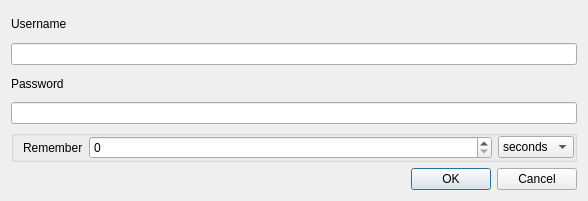
Above: src/nekobox/ui/security/confirm_password.ui from qr243vbi/nekobox before the change. Below: the same form after it.
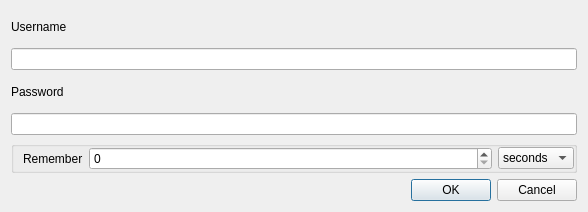
That is the form after the change.

The edit to the form file:
```diff
--- a/src/nekobox/ui/security/confirm_password.ui
+++ b/src/nekobox/ui/security/confirm_password.ui
@@ -7,7 +7,7 @@
     <x>0</x>
     <y>0</y>
     <width>588</width>
-    <height>201</height>
+    <height>212</height>
    </rect>
   </property>
   <property name="windowTitle">
@@ -87,6 +87,9 @@
           <verstretch>0</verstretch>
          </sizepolicy>
         </property>
+        <property name="maximum">
+         <number>999999</number>
+        </property>
        </widget>
       </item>
       <item>
```
Left out of the diff: 4 changed lines with no effect on the pictures.
